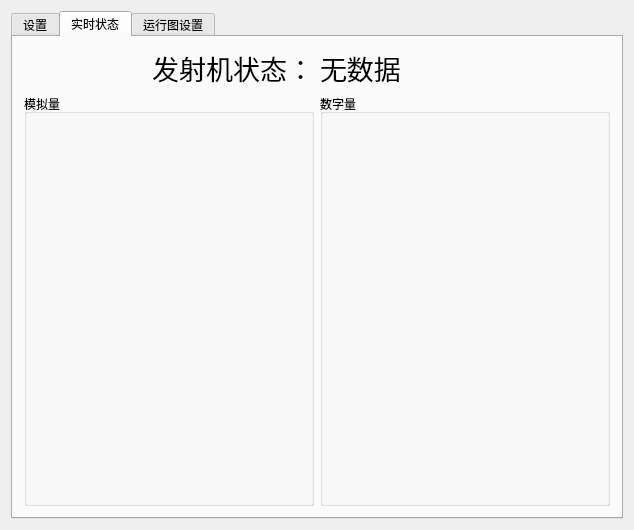
Above: dialog.ui from 851896022/automationDemo before the change. Below: the same form after it.
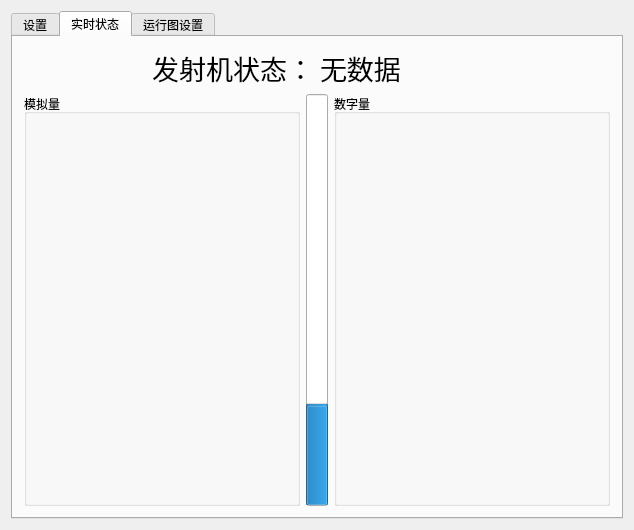
That is the form after the change. The open tabs and pages were chosen to show the change.

```diff
--- a/dialog.ui
+++ b/dialog.ui
@@ -576,6 +576,19 @@
            </property>
           </widget>
          </item>
+         <item>
+          <widget class="QProgressBar" name="powerBar">
+           <property name="value">
+            <number>24</number>
+           </property>
+           <property name="alignment">
+            <set>Qt::AlignHCenter|Qt::AlignTop</set>
+           </property>
+           <property name="orientation">
+            <enum>Qt::Vertical</enum>
+           </property>
+          </widget>
+         </item>
          <item>
           <widget class="QGroupBox" name="groupBoxD">
            <property name="title">
```
Left out of the diff: 4 changed lines with no effect on the pictures.
